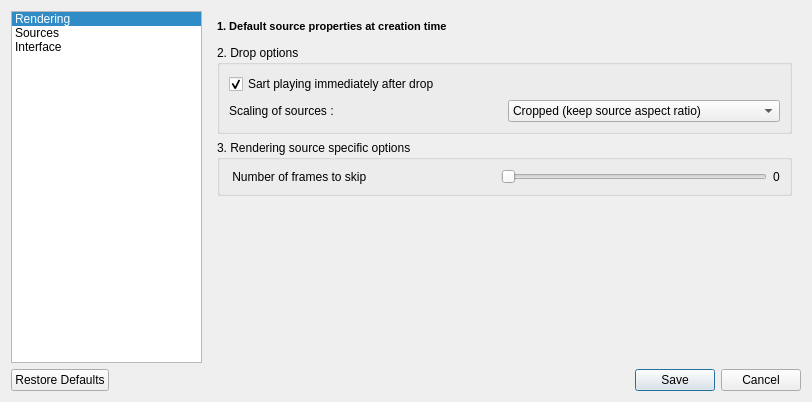
Qt form src/UserPreferencesDialog.ui (markus-wa/glmixer-mirror) before a commit.
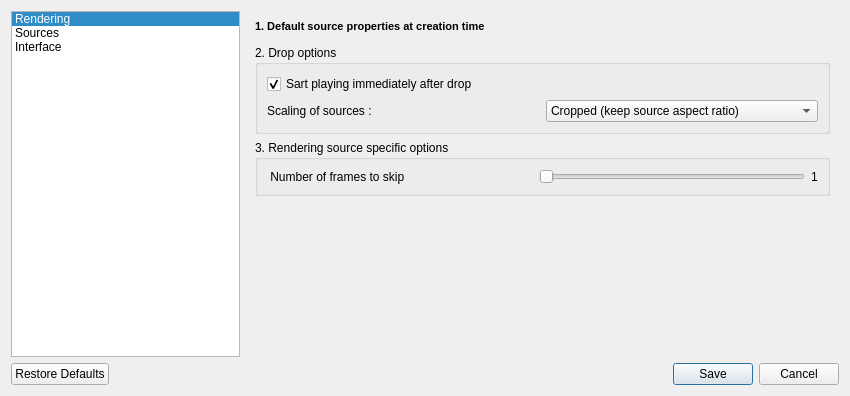
The same form after that commit. The open tabs and pages were chosen to show the change. Icons and pictures are not drawn. Custom widgets are drawn as their Qt base class.

Commit message: user preferences for previous-frame delay (rendering loopback)

The edit to the form file:
```diff
--- a/src/UserPreferencesDialog.ui
+++ b/src/UserPreferencesDialog.ui
@@ -6,8 +6,8 @@
    <rect>
     <x>0</x>
     <y>0</y>
-    <width>812</width>
-    <height>402</height>
+    <width>850</width>
+    <height>396</height>
    </rect>
   </property>
   <property name="windowTitle">
@@ -407,6 +407,15 @@
           </item>
           <item>
            <widget class="QSlider" name="numberOfFramesRendering">
+            <property name="minimum">
+             <number>1</number>
+            </property>
+            <property name="maximum">
+             <number>100</number>
+            </property>
+            <property name="pageStep">
+             <number>10</number>
+            </property>
             <property name="orientation">
              <enum>Qt::Horizontal</enum>
             </property>
@@ -415,7 +424,7 @@
           <item>
            <widget class="QLabel" name="label_2">
             <property name="text">
-             <string>0</string>
+             <string>1</string>
             </property>
            </widget>
           </item>
```
Left out of the diff: 13 changed lines with no effect on the pictures. The commit also changes 4 other files.
